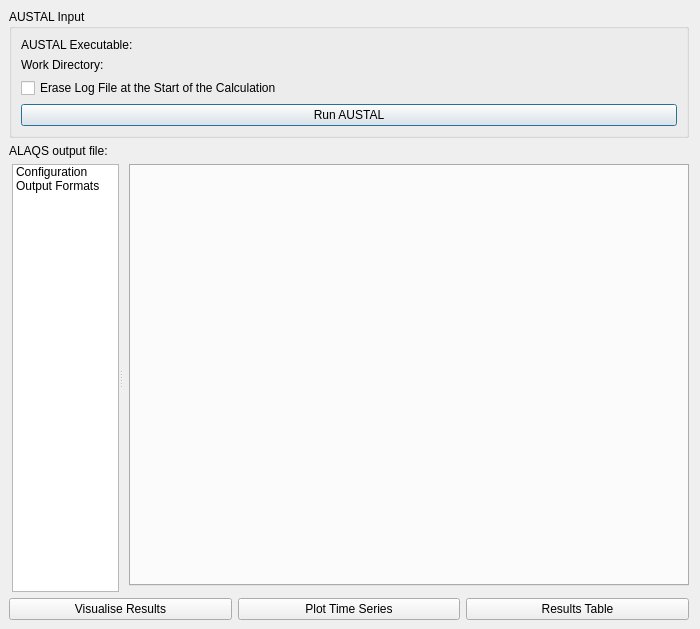
First picture: the form in open_alaqs/ui/ui_run_austal.ui, repository eurocontrol-asu/open_alaqs, before the edit.
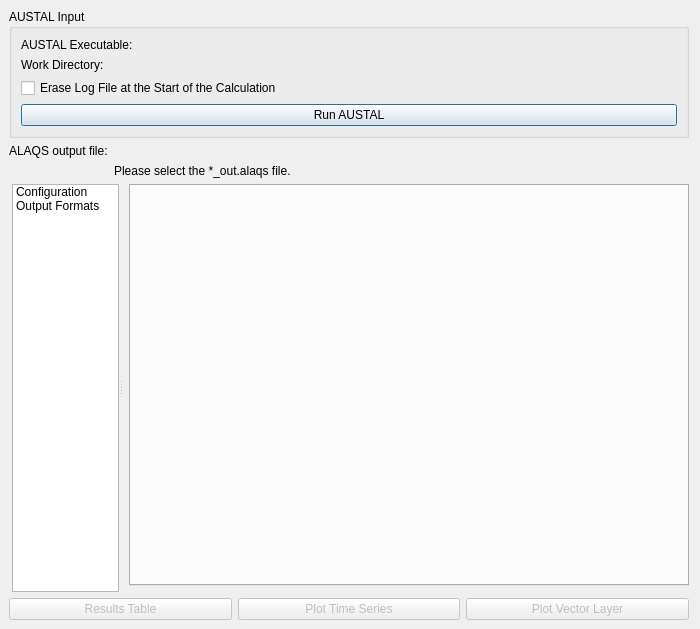
Second picture: the form after the edit. Icons and pictures are not drawn. Custom widgets are drawn as their Qt base class.

Commit message: Make dispersion buttons disabled by default and show feedback message

What changed in the file:
```diff
--- a/open_alaqs/ui/ui_run_austal.ui
+++ b/open_alaqs/ui/ui_run_austal.ui
@@ -96,16 +96,16 @@
     </widget>
    </item>
    <item>
-    <layout class="QHBoxLayout" name="horizontalLayout_7">
-     <item>
+    <layout class="QFormLayout" name="formLayout_2">
+     <item row="0" column="0">
       <widget class="QLabel" name="alaqs_output_file">
        <property name="text">
         <string>ALAQS output file:</string>
        </property>
-       </widget>
+      </widget>
      </item>
-     <item>
-       <widget class="QgsFileWidget" name="alaqs_file_path">
+     <item row="0" column="1">
+      <widget class="QgsFileWidget" name="alaqs_file_path">
        <property name="sizePolicy">
         <sizepolicy hsizetype="Expanding" vsizetype="Fixed">
          <horstretch>1</horstretch>
@@ -114,6 +114,19 @@
        </property>
       </widget>
      </item>
+     <item row="1" column="1">
+      <widget class="QLabel" name="alaqs_file_path_feedback">
+       <property name="sizePolicy">
+        <sizepolicy hsizetype="Preferred" vsizetype="Minimum">
+         <horstretch>0</horstretch>
+         <verstretch>0</verstretch>
+        </sizepolicy>
+       </property>
+       <property name="text">
+        <string>Please select the *_out.alaqs file.</string>
+       </property>
+      </widget>
+     </item>
     </layout>
    </item>
    <item>
@@ -208,7 +221,7 @@
               <string>Configuration</string>
              </property>
              <property name="icon">
-              <iconset resource="../../images/images.qrc">
+              <iconset>
                <normaloff>:/images/themes/default/propertyicons/action.svg</normaloff>:/images/themes/default/propertyicons/action.svg</iconset>
              </property>
             </item>
@@ -217,7 +230,7 @@
               <string>Output Formats</string>
              </property>
              <property name="icon">
-              <iconset resource="../../images/images.qrc">
+              <iconset>
                <normaloff>:/images/themes/default/mActionFileSave.svg</normaloff>:/images/themes/default/mActionFileSave.svg</iconset>
              </property>
             </item>
@@ -290,8 +303,7 @@
                <number>0</number>
               </property>
               <item>
-               <widget class="QTabWidget" name="visualization_modules_tab_widget">
-               </widget>
+               <widget class="QTabWidget" name="visualization_modules_tab_widget"/>
               </item>
              </layout>
             </widget>
@@ -310,8 +322,7 @@
                <number>0</number>
               </property>
               <item>
-               <widget class="QTabWidget" name="visualization_modules_tab_widget">
-               </widget>
+               <widget class="QTabWidget" name="visualization_modules_tab_widget"/>
               </item>
              </layout>
             </widget>
@@ -327,25 +338,34 @@
    <item>
     <layout class="QHBoxLayout" name="horizontalLayout_6">
      <item>
-       <widget class="QPushButton" name="VisualiseResults">
-        <property name="text">
-         <string>Visualise Results</string>
-        </property>
-       </widget>
+      <widget class="QPushButton" name="ResultsTable">
+       <property name="enabled">
+        <bool>false</bool>
+       </property>
+       <property name="text">
+        <string>Results Table</string>
+       </property>
+      </widget>
      </item>
      <item>
-       <widget class="QPushButton" name="PlotTimeSeries">
-        <property name="text">
-         <string>Plot Time Series</string>
-        </property>
-       </widget>
+      <widget class="QPushButton" name="PlotTimeSeries">
+       <property name="enabled">
+        <bool>false</bool>
+       </property>
+       <property name="text">
+        <string>Plot Time Series</string>
+       </property>
+      </widget>
      </item>
      <item>
-       <widget class="QPushButton" name="ResultsTable">
-        <property name="text">
-         <string>Results Table</string>
-        </property>
-       </widget>
+      <widget class="QPushButton" name="VisualiseResults">
+       <property name="enabled">
+        <bool>false</bool>
+       </property>
+       <property name="text">
+        <string>Plot Vector Layer</string>
+       </property>
+      </widget>
      </item>
     </layout>
    </item>
```
The commit also changes 1 other file.
